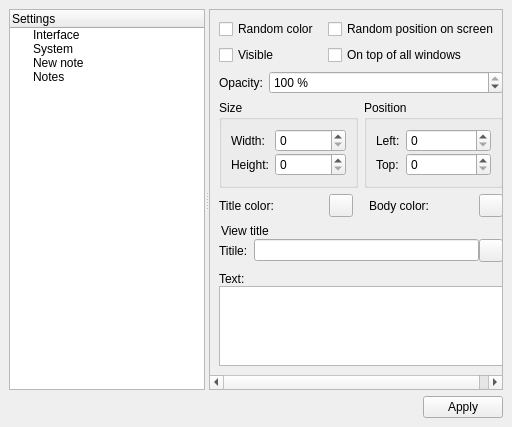
This is Manager/pages/page_settings.ui in gil9red/NotesManager as Qt 5 draws it before an edit. The edited form follows.
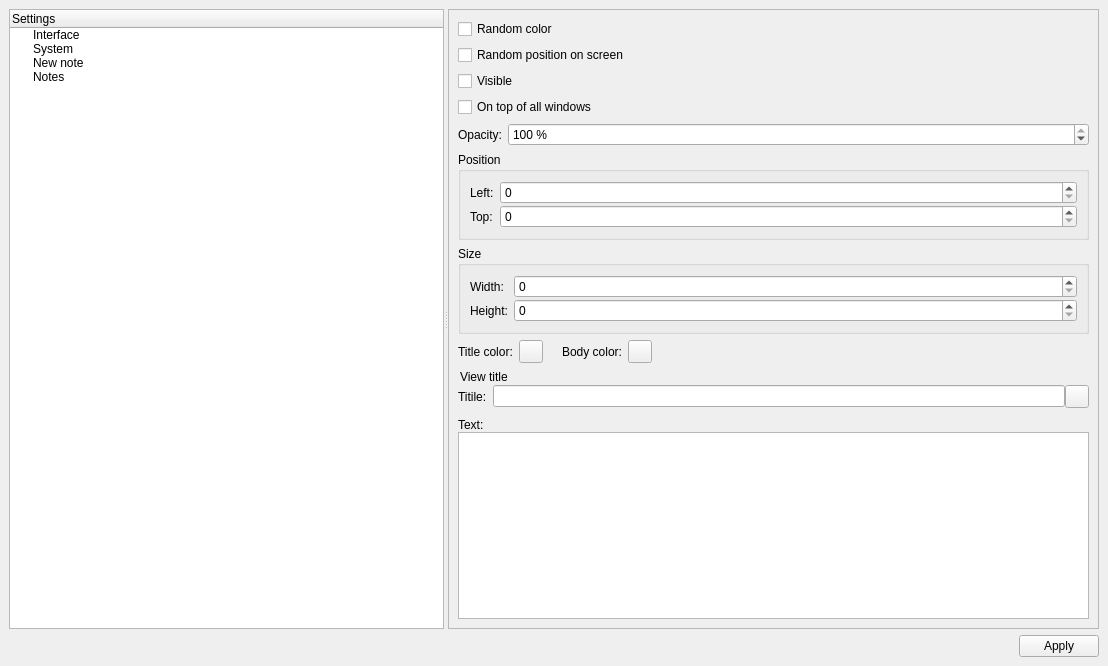
This is the edited form. Icons and pictures are not drawn. Custom widgets are drawn as their Qt base class.

The edit to the form file:
```diff
--- a/Manager/pages/page_settings.ui
+++ b/Manager/pages/page_settings.ui
@@ -6,8 +6,8 @@
    <rect>
     <x>0</x>
     <y>0</y>
-    <width>512</width>
-    <height>427</height>
+    <width>1108</width>
+    <height>666</height>
    </rect>
   </property>
   <property name="windowTitle">
@@ -116,7 +116,16 @@
          <property name="spacing">
           <number>0</number>
          </property>
-         <property name="margin">
+         <property name="leftMargin">
+          <number>0</number>
+         </property>
+         <property name="topMargin">
+          <number>0</number>
+         </property>
+         <property name="rightMargin">
+          <number>0</number>
+         </property>
+         <property name="bottomMargin">
           <number>0</number>
          </property>
          <item>
@@ -132,8 +141,8 @@
              <rect>
               <x>0</x>
               <y>0</y>
-              <width>278</width>
-              <height>378</height>
+              <width>510</width>
+              <height>533</height>
              </rect>
             </property>
             <layout class="QVBoxLayout" name="verticalLayout">
@@ -279,7 +288,16 @@
          <property name="spacing">
           <number>0</number>
          </property>
-         <property name="margin">
+         <property name="leftMargin">
+          <number>0</number>
+         </property>
+         <property name="topMargin">
+          <number>0</number>
+         </property>
+         <property name="rightMargin">
+          <number>0</number>
+         </property>
+         <property name="bottomMargin">
           <number>0</number>
          </property>
          <item>
@@ -295,8 +313,8 @@
              <rect>
               <x>0</x>
               <y>0</y>
-              <width>341</width>
-              <height>361</height>
+              <width>510</width>
+              <height>533</height>
              </rect>
             </property>
             <layout class="QVBoxLayout" name="verticalLayout_2">
@@ -351,7 +369,16 @@
          <property name="spacing">
           <number>0</number>
          </property>
-         <property name="margin">
+         <property name="leftMargin">
+          <number>0</number>
+         </property>
+         <property name="topMargin">
+          <number>0</number>
+         </property>
+         <property name="rightMargin">
+          <number>0</number>
+         </property>
+         <property name="bottomMargin">
           <number>0</number>
          </property>
          <item>
@@ -367,8 +394,8 @@
              <rect>
               <x>0</x>
               <y>0</y>
-              <width>278</width>
-              <height>378</height>
+              <width>619</width>
+              <height>617</height>
              </rect>
             </property>
             <property name="sizePolicy">
@@ -379,131 +406,71 @@
             </property>
             <layout class="QVBoxLayout" name="verticalLayout_3">
              <item>
-              <layout class="QGridLayout" name="gridLayout_5">
-               <item row="1" column="0">
-                <layout class="QHBoxLayout" name="horizontalLayout_7">
-                 <item>
-                  <widget class="QLabel" name="label_8">
-                   <property name="text">
-                    <string>Opacity:</string>
-                   </property>
-                  </widget>
-                 </item>
-                 <item>
-                  <widget class="QSpinBox" name="sBoxOpacity">
-                   <property name="sizePolicy">
-                    <sizepolicy hsizetype="Expanding" vsizetype="Fixed">
-                     <horstretch>0</horstretch>
-                     <verstretch>0</verstretch>
-                    </sizepolicy>
-                   </property>
-                   <property name="statusTip">
-                    <string>Opacity new note</string>
-                   </property>
-                   <property name="suffix">
-                    <string notr="true"> %</string>
-                   </property>
-                   <property name="prefix">
-                    <string/>
-                   </property>
-                   <property name="minimum">
-                    <number>0</number>
-                   </property>
-                   <property name="maximum">
-                    <number>100</number>
-                   </property>
-                   <property name="value">
-                    <number>100</number>
-                   </property>
-                  </widget>
-                 </item>
-                </layout>
-               </item>
-               <item row="0" column="0">
-                <layout class="QGridLayout" name="gridLayout_4">
-                 <item row="0" column="0">
                   <widget class="QCheckBox" name="cBoxRandomColor">
                    <property name="text">
                     <string>Random color </string>
                    </property>
                   </widget>
                  </item>
-                 <item row="0" column="1">
+             <item>
                   <widget class="QCheckBox" name="cBoxRandomPositionOnScreen">
                    <property name="text">
                     <string>Random position on screen </string>
                    </property>
                   </widget>
                  </item>
-                 <item row="1" column="0">
+             <item>
                   <widget class="QCheckBox" name="cBoxVisible">
                    <property name="text">
                     <string>Visible</string>
                    </property>
                   </widget>
                  </item>
-                 <item row="1" column="1">
+             <item>
                   <widget class="QCheckBox" name="cBoxOnTop">
                    <property name="text">
                     <string>On top of all windows </string>
                    </property>
                   </widget>
                  </item>
-                </layout>
-               </item>
-               <item row="2" column="0">
-                <layout class="QHBoxLayout" name="horizontalLayout_3">
                  <item>
-                  <widget class="QGroupBox" name="groupBox_2">
-                   <property name="title">
-                    <string>Size</string>
-                   </property>
-                   <layout class="QGridLayout" name="gridLayout">
-                    <property name="verticalSpacing">
-                     <number>1</number>
-                    </property>
-                    <item row="0" column="0">
-                     <widget class="QLabel" name="label_2">
+              <layout class="QHBoxLayout" name="horizontalLayout_7">
+               <item>
+                <widget class="QLabel" name="label_8">
                       <property name="text">
-                       <string>Width:</string>
+                  <string>Opacity:</string>
                       </property>
                      </widget>
                     </item>
-                    <item row="1" column="1">
-                     <widget class="QSpinBox" name="sBoxHeight">
+               <item>
+                <widget class="QSpinBox" name="sBoxOpacity">
                       <property name="sizePolicy">
                        <sizepolicy hsizetype="Expanding" vsizetype="Fixed">
                         <horstretch>0</horstretch>
                         <verstretch>0</verstretch>
                        </sizepolicy>
                       </property>
-                      <property name="maximum">
-                       <number>10000</number>
-                      </property>
-                     </widget>
-                    </item>
-                    <item row="1" column="0">
-                     <widget class="QLabel" name="label_4">
-                      <property name="text">
-                       <string>Height:</string>
-                      </property>
-                     </widget>
-                    </item>
-                    <item row="0" column="1">
-                     <widget class="QSpinBox" name="sBoxWidth">
-                      <property name="sizePolicy">
-                       <sizepolicy hsizetype="Expanding" vsizetype="Fixed">
-                        <horstretch>0</horstretch>
-                        <verstretch>0</verstretch>
-                       </sizepolicy>
-                      </property>
+                 <property name="statusTip">
+                  <string>Opacity new note</string>
+                 </property>
+                 <property name="suffix">
+                  <string notr="true"> %</string>
+                 </property>
+                 <property name="prefix">
+                  <string/>
+                 </property>
+                 <property name="minimum">
+                  <number>0</number>
+                 </property>
                       <property name="maximum">
-                       <number>10000</number>
-                      </property>
+                  <number>100</number>
+                 </property>
+                 <property name="value">
+                  <number>100</number>
+                 </property>
                      </widget>
                     </item>
                    </layout>
-                  </widget>
                  </item>
                  <item>
                   <widget class="QGroupBox" name="groupBox_3">
@@ -524,32 +491,6 @@
                       </property>
                      </widget>
                     </item>
-                    <item row="2" column="2">
-                     <widget class="QSpinBox" name="sBoxTop">
-                      <property name="sizePolicy">
-                       <sizepolicy hsizetype="Expanding" vsizetype="Fixed">
-                        <horstretch>0</horstretch>
-                        <verstretch>0</verstretch>
-                       </sizepolicy>
-                      </property>
-                      <property name="maximum">
-                       <number>10000</number>
-                      </property>
-                     </widget>
-                    </item>
-                    <item row="0" column="2">
-                     <widget class="QSpinBox" name="sBoxLeft">
-                      <property name="sizePolicy">
-                       <sizepolicy hsizetype="Expanding" vsizetype="Fixed">
-                        <horstretch>0</horstretch>
-                        <verstretch>0</verstretch>
-                       </sizepolicy>
-                      </property>
-                      <property name="maximum">
-                       <number>10000</number>
-                      </property>
-                     </widget>
-                    </item>
                     <item row="0" column="0" colspan="2">
                      <widget class="QLabel" name="label_3">
                       <property name="text">
@@ -557,37 +498,92 @@
                       </property>
                      </widget>
                     </item>
-                   </layout>
-                  </widget>
-                 </item>
-                </layout>
-               </item>
-               <item row="3" column="0">
-                <layout class="QGridLayout" name="gridLayout_3">
+                <item row="2" column="2">
+                 <widget class="QSpinBox" name="sBoxTop">
+                  <property name="sizePolicy">
+                   <sizepolicy hsizetype="Expanding" vsizetype="Fixed">
+                    <horstretch>0</horstretch>
+                    <verstretch>0</verstretch>
+                   </sizepolicy>
+                  </property>
+                  <property name="maximum">
+                   <number>10000</number>
+                  </property>
+                 </widget>
+                </item>
                  <item row="0" column="2">
+                 <widget class="QSpinBox" name="sBoxLeft">
+                  <property name="sizePolicy">
+                   <sizepolicy hsizetype="Expanding" vsizetype="Fixed">
+                    <horstretch>0</horstretch>
+                    <verstretch>0</verstretch>
+                   </sizepolicy>
+                  </property>
+                  <property name="maximum">
+                   <number>10000</number>
+                  </property>
+                 </widget>
+                </item>
+               </layout>
+              </widget>
+             </item>
+             <item>
+              <widget class="QGroupBox" name="groupBox_2">
+               <property name="title">
+                <string>Size</string>
+               </property>
+               <layout class="QGridLayout" name="gridLayout">
+                <property name="verticalSpacing">
+                 <number>1</number>
+                </property>
+                <item row="0" column="1">
+                 <widget class="QSpinBox" name="sBoxWidth">
+                  <property name="sizePolicy">
+                   <sizepolicy hsizetype="Expanding" vsizetype="Fixed">
+                    <horstretch>0</horstretch>
+                    <verstretch>0</verstretch>
+                   </sizepolicy>
+                  </property>
+                  <property name="maximum">
+                   <number>10000</number>
+                  </property>
+                 </widget>
+                </item>
+                <item row="0" column="0">
+                 <widget class="QLabel" name="label_2">
+                  <property name="text">
+                   <string>Width:</string>
+                  </property>
+                 </widget>
+                </item>
+                <item row="1" column="0">
+                 <widget class="QLabel" name="label_4">
+                  <property name="text">
+                   <string>Height:</string>
+                  </property>
+                 </widget>
+                </item>
+                <item row="1" column="1">
+                 <widget class="QSpinBox" name="sBoxHeight">
+                  <property name="sizePolicy">
+                   <sizepolicy hsizetype="Expanding" vsizetype="Fixed">
+                    <horstretch>0</horstretch>
+                    <verstretch>0</verstretch>
+                   </sizepolicy>
+                  </property>
+                  <property name="maximum">
+                   <number>10000</number>
+                  </property>
+                 </widget>
+                </item>
+               </layout>
+              </widget>
+             </item>
+             <item>
+              <layout class="QHBoxLayout" name="horizontalLayout_9">
+               <item>
                   <layout class="QHBoxLayout" name="horizontalLayout_6">
                    <item>
-                    <widget class="QLabel" name="label_9">
-                     <property name="text">
-                      <string>Body color:</string>
-                     </property>
-                    </widget>
-                   </item>
-                   <item>
-                    <widget class="ColorSelectButton" name="tButtonColorBody">
-                     <property name="statusTip">
-                      <string>Body color new note</string>
-                     </property>
-                     <property name="text">
-                      <string/>
-                     </property>
-                    </widget>
-                   </item>
-                  </layout>
-                 </item>
-                 <item row="0" column="0">
-                  <layout class="QHBoxLayout" name="horizontalLayout_8">
-                   <item>
                     <widget class="QLabel" name="label_7">
                      <property name="text">
                       <string>Title color:</string>
@@ -612,7 +608,7 @@
                    </item>
                   </layout>
                  </item>
-                 <item row="0" column="1">
+               <item>
                   <spacer name="horizontalSpacer_2">
                    <property name="orientation">
                     <enum>Qt::Horizontal</enum>
@@ -622,15 +618,49 @@
                    </property>
                    <property name="sizeHint" stdset="0">
                     <size>
-                     <width>10</width>
-                     <height>10</height>
+                   <width>13</width>
+                   <height>13</height>
                     </size>
                    </property>
                   </spacer>
                  </item>
+               <item>
+                <layout class="QHBoxLayout" name="horizontalLayout_8">
+                 <item>
+                  <widget class="QLabel" name="label_9">
+                   <property name="text">
+                    <string>Body color:</string>
+                   </property>
+                  </widget>
+                 </item>
+                 <item>
+                  <widget class="ColorSelectButton" name="tButtonColorBody">
+                   <property name="statusTip">
+                    <string>Body color new note</string>
+                   </property>
+                   <property name="text">
+                    <string/>
+                   </property>
+                  </widget>
+                 </item>
                 </layout>
                </item>
-               <item row="4" column="0">
+               <item>
+                <spacer name="horizontalSpacer_4">
+                 <property name="orientation">
+                  <enum>Qt::Horizontal</enum>
+                 </property>
+                 <property name="sizeHint" stdset="0">
+                  <size>
+                   <width>40</width>
+                   <height>20</height>
+                  </size>
+                 </property>
+                </spacer>
+               </item>
+              </layout>
+             </item>
+             <item>
                 <layout class="QVBoxLayout" name="verticalLayout_9">
                  <property name="spacing">
                   <number>0</number>
@@ -739,8 +769,6 @@
                       <bool>false</bool>
                      </property>
                     </widget>
-                   </item>
-                  </layout>
                  </item>
                 </layout>
                </item>
```
Lines whose indentation alone changed are shown as unchanged.
